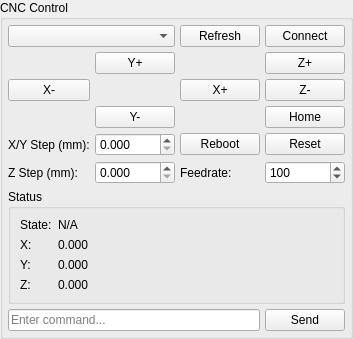
The window that src/mindvision_python_app/CNCControlPanel.ui (dakoner/mindvision_python_app) describes before a commit, drawn with Qt 5.
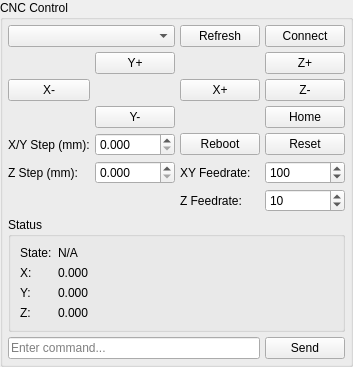
The same window after the commit.

Patch:
```diff
--- a/src/mindvision_python_app/CNCControlPanel.ui
+++ b/src/mindvision_python_app/CNCControlPanel.ui
@@ -147,7 +147,7 @@
    <item row="5" column="2">
     <widget class="QLabel" name="feedrate_label">
      <property name="text">
-      <string>Feedrate:</string>
+            <string>XY Feedrate:</string>
      </property>
     </widget>
    </item>
@@ -164,7 +164,27 @@
      </property>
     </widget>
    </item>
-   <item row="6" column="0" colspan="4">
+    <item row="6" column="2">
+     <widget class="QLabel" name="z_feedrate_label">
+      <property name="text">
+        <string>Z Feedrate:</string>
+      </property>
+     </widget>
+    </item>
+    <item row="6" column="3">
+     <widget class="QSpinBox" name="z_feedrate_input">
+      <property name="minimum">
+        <number>1</number>
+      </property>
+      <property name="maximum">
+        <number>1000</number>
+      </property>
+      <property name="value">
+        <number>10</number>
+      </property>
+     </widget>
+    </item>
+    <item row="7" column="0" colspan="4">
     <widget class="QGroupBox" name="status_group">
      <property name="title">
       <string>Status</string>
@@ -229,14 +249,14 @@
      </layout>
     </widget>
    </item>
-   <item row="7" column="0" colspan="3">
+    <item row="8" column="0" colspan="3">
     <widget class="QLineEdit" name="cnc_command_input">
      <property name="placeholderText">
       <string>Enter command...</string>
      </property>
     </widget>
    </item>
-   <item row="7" column="3">
+    <item row="8" column="3">
     <widget class="QPushButton" name="send_command_button">
      <property name="text">
       <string>Send</string>
```
Left out of the diff: 6 changed lines with no effect on the pictures.
